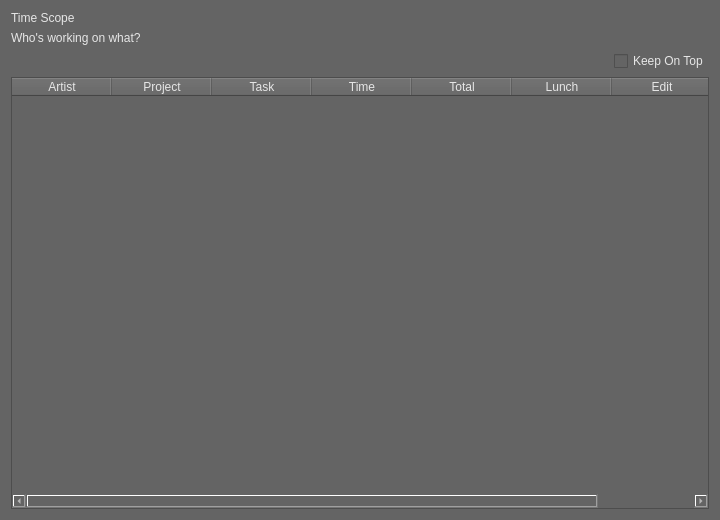
Above: Python/Utilities/time_lord/ui/time_lord_scope.ui from SleepDeprivedVFX/t_sheets_listener before the change. Below: the same form after it.
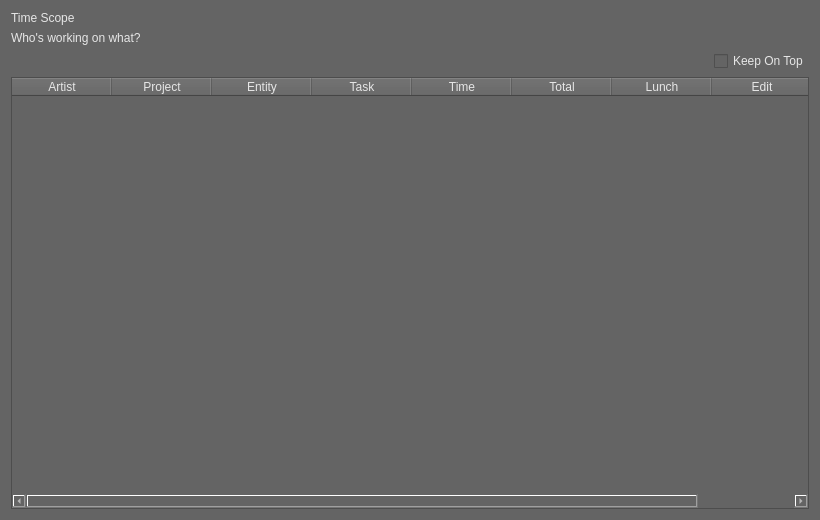
That is the form after the change.

Commit message: Sucessfully added the Entity.  Getting the entity does slow it down, so I changed the refresh time to 30 seconds, instead of 10 seconds.

Patch:
```diff
--- a/Python/Utilities/time_lord/ui/time_lord_scope.ui
+++ b/Python/Utilities/time_lord/ui/time_lord_scope.ui
@@ -6,13 +6,13 @@
    <rect>
     <x>0</x>
     <y>0</y>
-    <width>720</width>
+    <width>820</width>
     <height>520</height>
    </rect>
   </property>
   <property name="minimumSize">
    <size>
-    <width>720</width>
+    <width>820</width>
     <height>481</height>
    </size>
   </property>
@@ -105,6 +105,11 @@
        <string>Project</string>
       </property>
      </column>
+     <column>
+      <property name="text">
+       <string>Entity</string>
+      </property>
+     </column>
      <column>
       <property name="text">
        <string>Task</string>
```
The commit also changes 2 other files.
